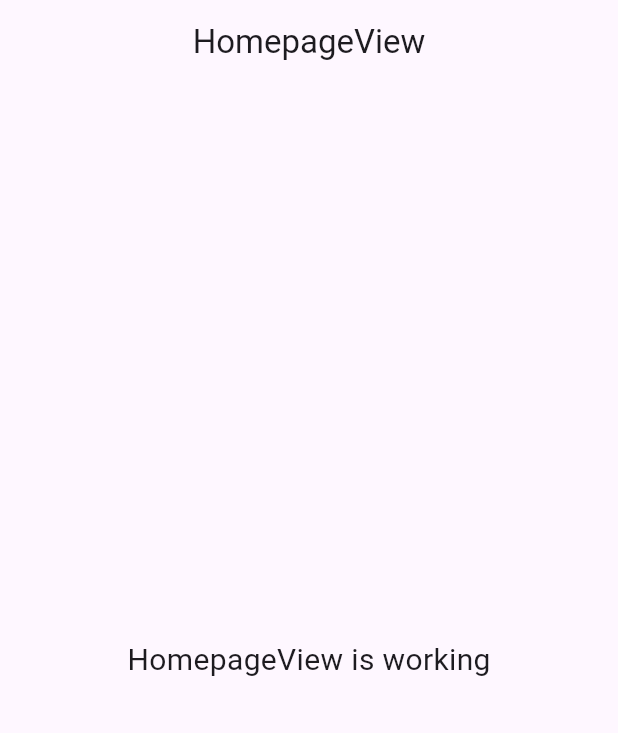
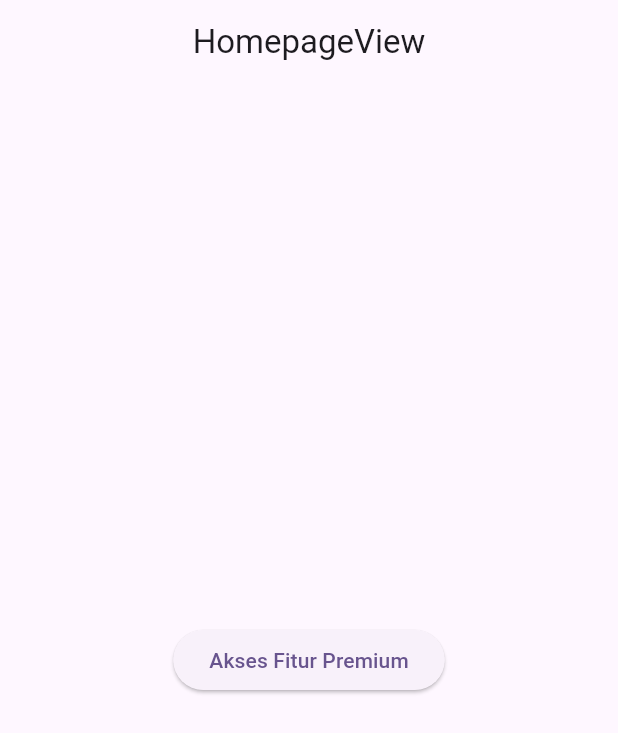
Before and after one commit to vinsensiusarko/pricing_plan_app, a Flutter app: the screen it shows after launch, on a phone screen of 412 x 824 dp. Shown: the top 733 px of the screen. Run offline on Flutter 3.47's test engine with Material 3 defaults, Android fonts, the phone set to English and light mode, and no system bars; our stand-ins replace get.

Commit message:
refractor: enum variable

```diff
--- a/lib/app/core/controller/auth_controller.dart
+++ b/lib/app/core/controller/auth_controller.dart
@@ -3,7 +3,7 @@ import 'package:pricing_plan_app/app/modules/splash/controllers/splash_controlle
 
 class AuthController extends GetxController {
   // Simpan tipe pengguna saat ini sebagai Rx agar reaktif
-  final Rx<UserType> _currentUserType = UserType.free.obs; // Default ke FREE
+  final Rx<UserType> _currentUserType = UserType.enterprise.obs; // Default ke FREE
 
   UserType get userType => _currentUserType.value;
 
--- a/lib/app/modules/homepage/views/homepage_view.dart
+++ b/lib/app/modules/homepage/views/homepage_view.dart
@@ -1,6 +1,8 @@
 import 'package:flutter/material.dart';
 
 import 'package:get/get.dart';
+import 'package:pricing_plan_app/app/core/controller/auth_controller.dart';
+import 'package:pricing_plan_app/app/routes/app_pages.dart';
 
 import '../controllers/homepage_controller.dart';
 
@@ -8,17 +10,44 @@ class HomepageView extends GetView<HomepageController> {
   const HomepageView({super.key});
   @override
   Widget build(BuildContext context) {
+    return GetBuilder<AuthController>(
+      builder: (authController) {
         return Scaffold(
           appBar: AppBar(
             title: const Text('HomepageView'),
             centerTitle: true,
           ),
-      body: const Center(
-        child: Text(
-          'HomepageView is working',
-          style: TextStyle(fontSize: 20),
+          body: Column(
+            mainAxisAlignment: MainAxisAlignment.center,
+            children: [
+              Center(
+                child: Obx(() {
+                  if (authController.isPremiumOrHigher) {
+                    // Jika Premium atau Enterprise: Tampilkan tombol
+                    return ElevatedButton(
+                      onPressed: () => Get.toNamed(Routes.STANDARD),
+                      child: const Text('Akses Fitur Premium'),
+                    );
+                  } else {
+                    // Jika Free: Tampilkan tombol yang menunjuk ke halaman upgrade
+                    return Tooltip(
+                      message: 'Upgrade ke Premium untuk membuka fitur ini',
+                      child: ElevatedButton.icon(
+                        onPressed: () => Get.toNamed('/upgrade-page'),
+                        icon: const Icon(Icons.lock),
+                        label: const Text('Fitur Premium (Terkunci)'),
+                        style: ElevatedButton.styleFrom(
+                          backgroundColor: Colors.grey.shade300,
                         ),
                       ),
                     );
                   }
+                }),
+              )
+            ],
+          ),
+        );
       }
+    );
+  }
+}
```
Lines whose indentation alone changed are shown as unchanged.
